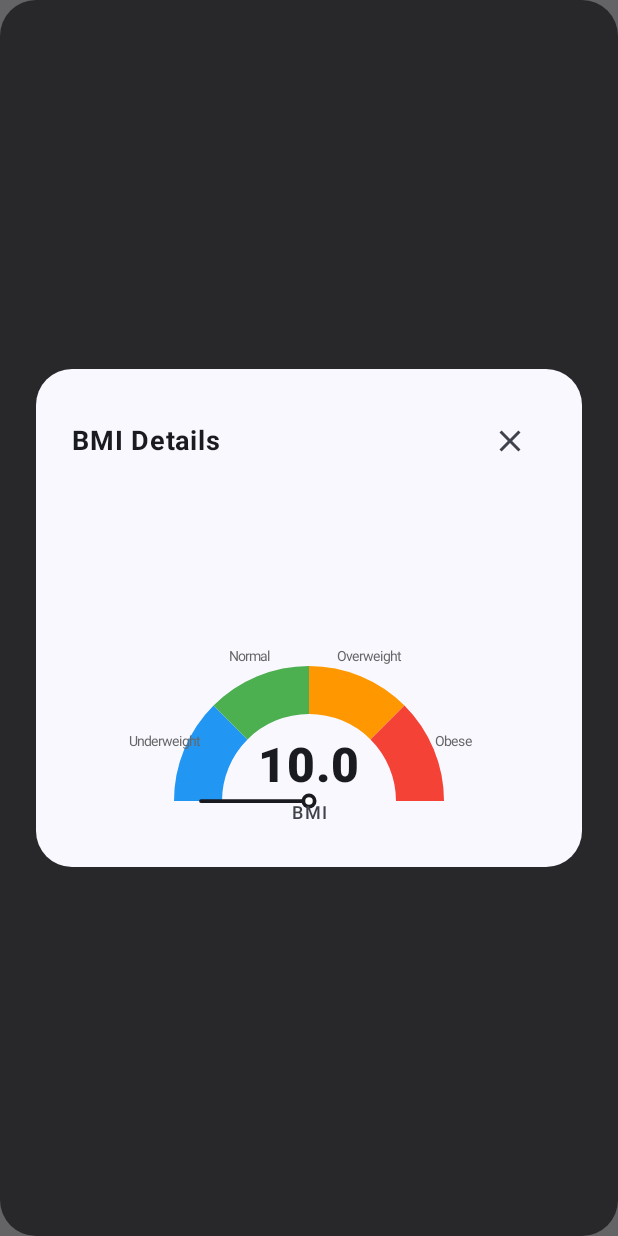
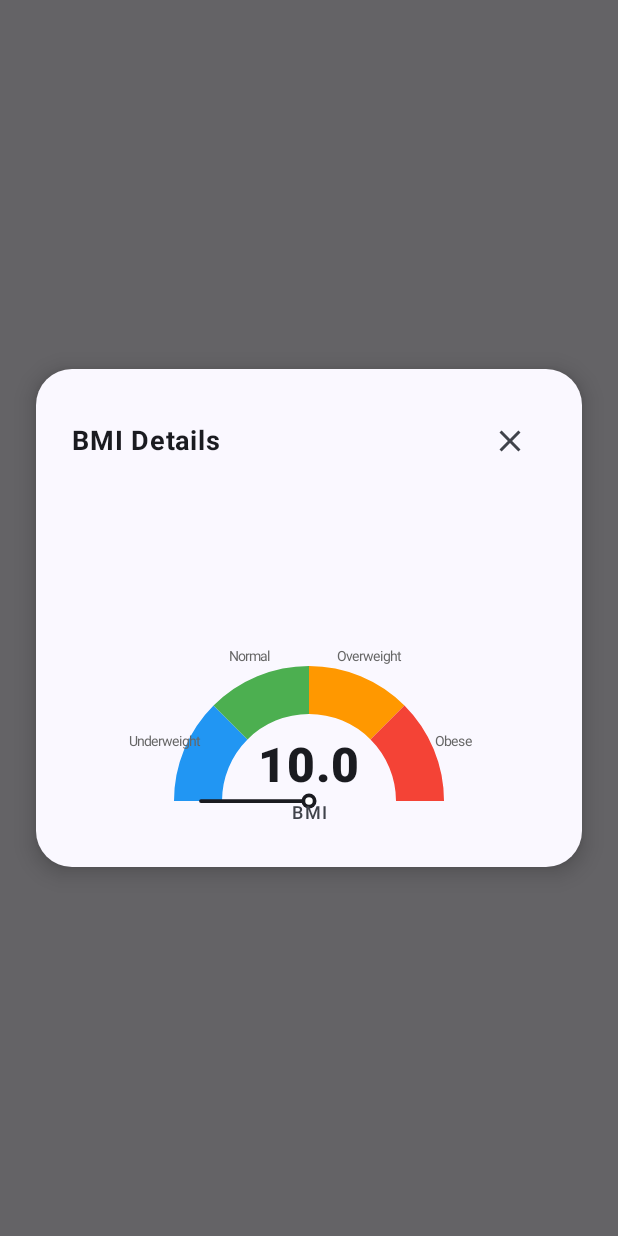
Before and after one commit to Rishhhaaabbb/Pose-Correction-Android, an Android app built with Jetpack Compose: the composable BmiDetailDialog called with empty values, on a phone screen of 412 x 824 dp. Run offline under Robolectric (Android 15) with nearby library versions, the phone set to English and light mode, and no system bars; 1 statement that could not run was skipped.

Commit message:
fix: remove dark scrim overlay from BMI dialog

```diff
--- a/app/src/main/java/com/posemonitor2/screen/UserHomeScreen.kt
+++ b/app/src/main/java/com/posemonitor2/screen/UserHomeScreen.kt
@@ -799,21 +799,14 @@ private fun BmiDetailDialog(
     onDismiss: () -> Unit,
 ) {
     Dialog(onDismissRequest = onDismiss) {
-        Box(
+        Card(
+            shape = RoundedCornerShape(24.dp),
+            colors = CardDefaults.cardColors(containerColor = MaterialTheme.colorScheme.surface),
+            elevation = CardDefaults.cardElevation(defaultElevation = 8.dp),
             modifier = Modifier
-                .fillMaxSize()
-                .clickable(enabled = false) { }
-                .background(Color.Black.copy(alpha = 0.6f), RoundedCornerShape(24.dp)),
-            contentAlignment = Alignment.Center,
+                .fillMaxWidth()
+                .padding(24.dp),
         ) {
-            Card(
-                shape = RoundedCornerShape(24.dp),
-                colors = CardDefaults.cardColors(containerColor = MaterialTheme.colorScheme.surface),
-                elevation = CardDefaults.cardElevation(defaultElevation = 0.dp),
-                modifier = Modifier
-                    .fillMaxWidth()
-                    .padding(24.dp),
-            ) {
                 Column(
                     modifier = Modifier.padding(24.dp),
                     horizontalAlignment = Alignment.CenterHorizontally,
@@ -851,7 +844,6 @@ private fun BmiDetailDialog(
             }
         }
     }
-}
 
 @Composable
 private fun BmiGauge(bmi: Double) {
```
